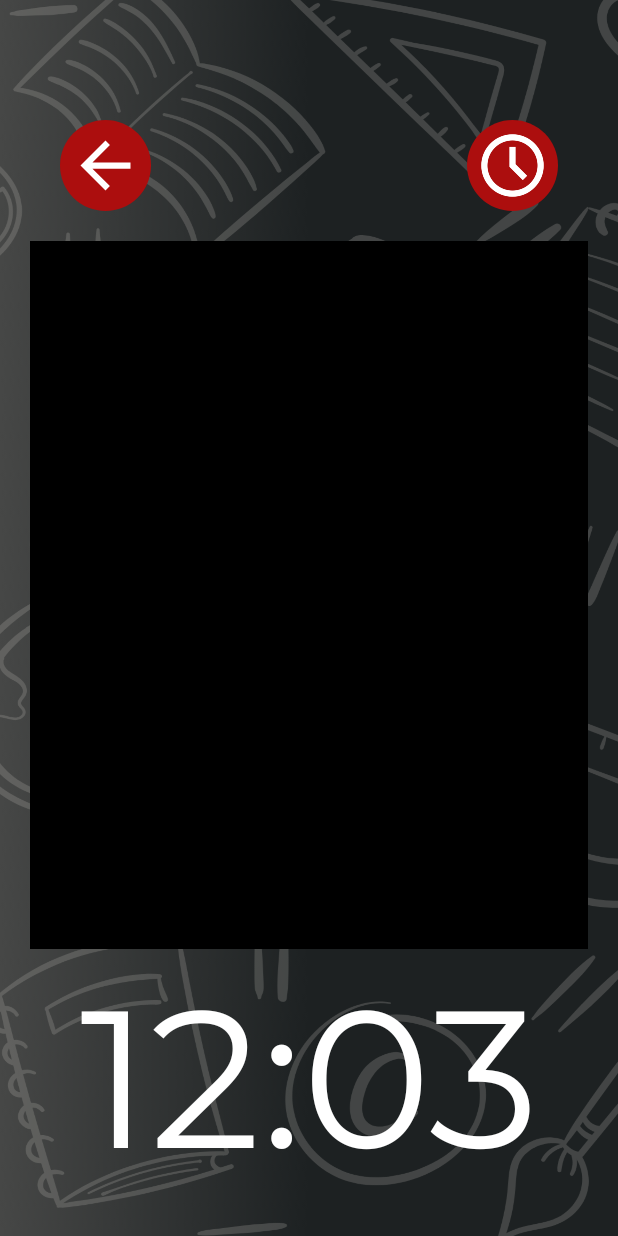
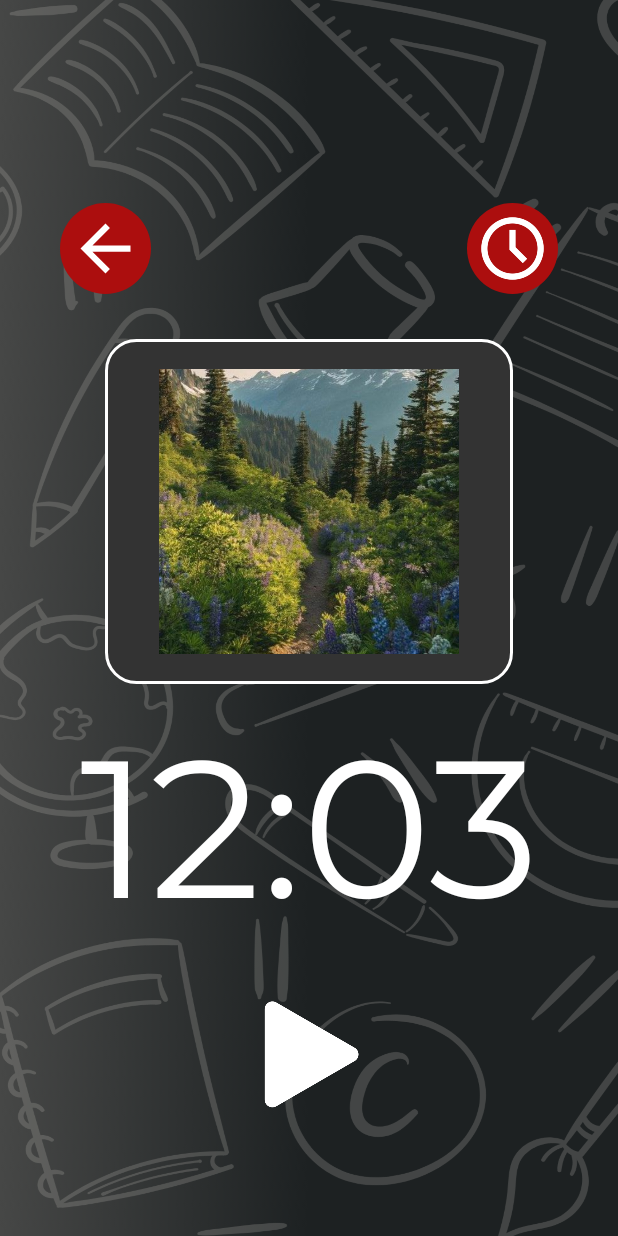
Before and after one commit to john-carl-layosa/pomodoro, an Android app: the MainActivity2 screen opened directly, with no data from a screen before it, on a phone screen of 412 x 824 dp. Run offline under Robolectric (Android 15) with nearby library versions, the phone set to English and light mode, and no system bars.

Commit message:
Carousel + Music, However music is still lofi_beats.mp3 sa lahat ng songs. Songs are not running in the background. Timer is still not fixed.

```diff
--- a/app/src/main/java/com/example/projectapp/MainActivity2.java
+++ b/app/src/main/java/com/example/projectapp/MainActivity2.java
@@ -1,46 +1,160 @@
 package com.example.projectapp;
 
 import android.content.Intent;
+import android.media.MediaPlayer;
 import android.os.Bundle;
 import android.view.View;
-import android.widget.Button;
 import android.widget.ImageButton;
 
 import androidx.activity.EdgeToEdge;
 import androidx.appcompat.app.AppCompatActivity;
-import androidx.core.graphics.Insets;
-import androidx.core.view.ViewCompat;
-import androidx.core.view.WindowInsetsCompat;
+import androidx.viewpager2.widget.ViewPager2;
+
+import java.util.ArrayList;
+import java.util.List;
 
 public class MainActivity2 extends AppCompatActivity {
 
-    ImageButton btn_back, btn_clock;
+    // Declare variables for the buttons and the MediaPlayer instance
+    ImageButton btn_back, btn_clock, btn_playPause;
+    MediaPlayer mediaPlayer;
+    boolean isPlaying = false;  // Track whether music is playing
+    int currentSongIndex = 0;   // Track the currently playing song
 
     @Override
     protected void onCreate(Bundle savedInstanceState) {
         super.onCreate(savedInstanceState);
+
+        // Enable edge-to-edge display for a more immersive experience
         EdgeToEdge.enable(this);
+
+        // Set the content view to the corresponding layout resource
         setContentView(R.layout.activity_main2);
 
+        // Initialize the buttons
         btn_back = findViewById(R.id.btnBack);
+        btn_clock = findViewById(R.id.btnclock);
+        btn_playPause = findViewById(R.id.btnPlay);  // Button for play/pause functionality
 
+        // Initialize ViewPager2 to display the music carousel
+        ViewPager2 musicCarousel = findViewById(R.id.musicCarousel);
 
+        // Create a list of songs with dummy data (image and title)
+        List<Song> songList = new ArrayList<>();
+        songList.add(new Song(R.drawable.nature, "Nature Sounds"));
+        songList.add(new Song(R.drawable.lofiimg, "Lofi Beats"));
+        songList.add(new Song(R.drawable.beach, "Beach vibes"));
+
+        // Set an onClick listener for the back button, which will navigate to MainActivity
         btn_back.setOnClickListener(new View.OnClickListener() {
             @Override
             public void onClick(View v) {
+                // Navigate back to MainActivity
                 Intent i = new Intent(MainActivity2.this, MainActivity.class);
                 startActivity(i);
             }
         });
 
-        btn_clock = findViewById(R.id.btnclock);
-
+        // Set an onClick listener for the clock button (could be for a Pomodoro timer activity)
         btn_clock.setOnClickListener(new View.OnClickListener() {
             @Override
             public void onClick(View v) {
+                // Navigate to MainActivity3
                 Intent i = new Intent(MainActivity2.this, MainActivity3.class);
                 startActivity(i);
             }
         });
+
+        // Create an instance of MusicAdapter and set it to the ViewPager2 to display the songs
+        MusicAdapter adapter = new MusicAdapter(songList);
+        musicCarousel.setAdapter(adapter);
+
+        // Set an onPageChangeCallback to listen for when the user swipes through the songs
+        musicCarousel.registerOnPageChangeCallback(new ViewPager2.OnPageChangeCallback() {
+            @Override
+            public void onPageSelected(int position) {
+                super.onPageSelected(position);
+                // Update the current song index when a new song is selected
+                currentSongIndex = position;
+                if (isPlaying) {
+                    playMusic(currentSongIndex);  // Resume playing the current song
+                }
+            }
+        });
+
+        // Set an onClick listener for the play/pause button
+        btn_playPause.setOnClickListener(new View.OnClickListener() {
+            @Override
+            public void onClick(View v) {
+                if (isPlaying) {
+                    pauseMusic();  // Pause the music if it's currently playing
+                } else {
+                    playMusic(currentSongIndex);  // Play music from the selected song
+                }
+            }
+        });
+    }
+
+    // Method to play the selected music
+    private void playMusic(int songIndex) {
+        if (mediaPlayer != null) {
+            mediaPlayer.stop();  // Stop any currently playing music
+            mediaPlayer.release();  // Release the current MediaPlayer resources
+        }
+
+        // Create a new MediaPlayer instance and set the music file based on the song index
+        switch (songIndex) {
+            case 0:
+                mediaPlayer = MediaPlayer.create(this, R.raw.lofi_beats); // Replace with your raw music file
+                break;
+            case 1:
+                mediaPlayer = MediaPlayer.create(this, R.raw.lofi_beats); // Replace with your raw music file
+                break;
+            case 2:
+                mediaPlayer = MediaPlayer.create(this, R.raw.lofi_beats); // Replace with your raw music file
+                break;
+        }
+
+        mediaPlayer.setLooping(true);  // Loop the music
+        mediaPlayer.start();  // Start playing the music
+
+        // Change the play/pause button icon to "pause" when the music is playing
+        isPlaying = true;
+        btn_playPause.setImageResource(R.drawable.p_pause);  // Update to your pause icon
+    }
+
+    // Method to pause the music
+    private void pauseMusic() {
+        if (mediaPlayer != null && mediaPlayer.isPlaying()) {
+            mediaPlayer.pause();  // Pause the music
+            isPlaying = false;
+            btn_playPause.setImageResource(R.drawable.p_play);  // Update to your play icon
+        }
+    }
+
+    // Handle app lifecycle to stop and release resources when the activity is paused or destroyed
+    @Override
+    protected void onPause() {
+        super.onPause();
+        if (mediaPlayer != null && mediaPlayer.isPlaying()) {
+            mediaPlayer.pause();  // Pause music when the app is minimized
+        }
+    }
+
+    @Override
+    protected void onResume() {
+        super.onResume();
+        if (mediaPlayer != null && !mediaPlayer.isPlaying() && isPlaying) {
+            mediaPlayer.start();  // Resume music when the app comes back to the foreground
+        }
+    }
+
+    @Override
+    protected void onDestroy() {
+        super.onDestroy();
+        if (mediaPlayer != null) {
+            mediaPlayer.stop();  // Stop the music when the activity is destroyed
+            mediaPlayer.release();  // Release resources
+        }
     }
 }
--- /dev/null
+++ b/app/src/main/java/com/example/projectapp/MusicAdapter.java
@@ -0,0 +1,72 @@
+package com.example.projectapp;
+
+import android.view.LayoutInflater;
+import android.view.View;
+import android.view.ViewGroup;
+import android.widget.ImageView;
+import android.widget.TextView;
+
+import androidx.annotation.NonNull;
+import androidx.recyclerview.widget.RecyclerView;
+
+import com.example.projectapp.R;
+import com.example.projectapp.Song;
+
+import java.util.List;
+
+public class MusicAdapter extends RecyclerView.Adapter<MusicAdapter.MusicViewHolder> {
+
+    // List to hold the songs that will be displayed in the RecyclerView (or ViewPager2)
+    private List<Song> songList;
+
+    // Constructor to initialize the adapter with the list of songs
+    public MusicAdapter(List<Song> songList) {
+        this.songList = songList;  // Set the song list passed in the constructor
+    }
+
+    // This method is called when a new ViewHolder is needed. It inflates the item layout and creates a ViewHolder.
+    @NonNull
+    @Override
+    public MusicViewHolder onCreateViewHolder(@NonNull ViewGroup parent, int viewType) {
+        // Inflate the item_music layout, which defines how each song item will be displayed
+        View view = LayoutInflater.from(parent.getContext())
+                .inflate(R.layout.item_music, parent, false);
+
+        // Return a new instance of MusicViewHolder, passing the inflated view
+        return new MusicViewHolder(view);
+    }
+
+    // This method binds data from the song list to the ViewHolder (each song's image and title)
+    @Override
+    public void onBindViewHolder(@NonNull MusicViewHolder holder, int position) {
+        // Get the song at the current position
+        Song song = songList.get(position);
+
+        // Set the song's image using its image resource ID
+        holder.musicImage.setImageResource(song.getImageResId());
+
+        // Set the song's title in the TextView
+        holder.musicTitle.setText(song.getTitle());
+    }
+
+    // This method returns the total number of items (songs) in the list
+    @Override
+    public int getItemCount() {
+        return songList.size();  // Return the size of the song list
+    }
+
+    // ViewHolder class to represent the UI elements for each item (song)
+    static class MusicViewHolder extends RecyclerView.ViewHolder {
+        // Declare ImageView for the song's image and TextView for the song's title
+        ImageView musicImage;
+        TextView musicTitle;
+
+        // Constructor to initialize the UI components of each item
+        public MusicViewHolder(@NonNull View itemView) {
+            super(itemView);
+            // Find the ImageView and TextView by their IDs
+            musicImage = itemView.findViewById(R.id.musicImage);
+            musicTitle = itemView.findViewById(R.id.musicTitle);
+        }
+    }
+}
--- /dev/null
+++ b/app/src/main/java/com/example/projectapp/Song.java
@@ -0,0 +1,23 @@
+package com.example.projectapp;
+
+public class Song {
+    // Declare private fields for storing the image resource ID and title of the song
+    private int imageResId;
+    private String title;
+
+    // Constructor to initialize the Song object with an image resource ID and title
+    public Song(int imageResId, String title) {
+        this.imageResId = imageResId;  // Set the image resource ID
+        this.title = title;            // Set the title of the song
+    }
+
+    // Getter method to retrieve the image resource ID
+    public int getImageResId() {
+        return imageResId;  // Return the image resource ID
+    }
+
+    // Getter method to retrieve the title of the song
+    public String getTitle() {
+        return title;  // Return the title of the song
+    }
+}
--- /dev/null
+++ b/app/src/main/res/drawable/card_background.xml
@@ -0,0 +1,7 @@
+<shape xmlns:android="http://schemas.android.com/apk/res/android"
+    android:shape="rectangle">
+    <solid android:color="#333333" />
+    <corners android:radius="20dp" />
+    <padding android:left="10dp" android:top="10dp" android:right="10dp" android:bottom="10dp"/>
+    <stroke android:width="2dp" android:color="#FFFFFF" />
+</shape>
--- a/app/src/main/res/layout/activity_main2.xml
+++ b/app/src/main/res/layout/activity_main2.xml
@@ -82,18 +82,15 @@
 
     </LinearLayout>
 
-    <HorizontalScrollView
+    <androidx.viewpager2.widget.ViewPager2
+        android:id="@+id/musicCarousel"
         android:layout_width="match_parent"
-        android:layout_height="472dp"
+        android:layout_height="250dp"
         android:layout_marginTop="20dp"
-
-        android:background="@color/black">
-
-        <LinearLayout
-            android:layout_width="wrap_content"
-            android:layout_height="match_parent"
-            android:orientation="vertical" />
-    </HorizontalScrollView>
+        android:clipToPadding="false"
+        android:paddingStart="40dp"
+        android:paddingEnd="40dp"
+        android:background="@android:color/transparent" />
 
     <TextView
         android:id="@+id/clock"
@@ -108,10 +105,10 @@
         android:textSize="130dp" />
 
     <ImageButton
-        android:id="@+id/imageButton"
+        android:id="@+id/btnPlay"
 
-        android:layout_width="250dp"
-        android:layout_height="wrap_content"
+        android:layout_width="139dp"
+        android:layout_height="90dp"
 
         android:background="@android:color/transparent"
         android:scaleType="fitCenter"
--- /dev/null
+++ b/app/src/main/res/layout/item_music.xml
@@ -0,0 +1,26 @@
+<?xml version="1.0" encoding="utf-8"?>
+<LinearLayout xmlns:android="http://schemas.android.com/apk/res/android"
+    android:layout_width="match_parent"
+    android:layout_height="match_parent"
+    android:orientation="vertical"
+    android:gravity="center"
+    android:background="@drawable/card_background"
+    android:layout_margin="10dp"
+    android:padding="20dp">
+
+<ImageView
+android:id="@+id/musicImage"
+android:layout_width="200dp"
+android:layout_height="200dp"
+android:scaleType="centerCrop"
+android:src="@drawable/lofiimg" />
+
+    <TextView
+android:id="@+id/musicTitle"
+android:layout_width="wrap_content"
+android:layout_height="wrap_content"
+android:text="Lofi Beats"
+android:textSize="20sp"
+android:textColor="@android:color/white"
+android:layout_marginTop="10dp" />
+    </LinearLayout>
```
Also changed, not shown: app/src/main/res/layout/activity_main.xml (+12 -12 lines), app/src/main/res/drawable/beach.jpg (added), app/src/main/res/drawable/lofiimg.png (added), app/src/main/res/drawable/nature.jpg (added), 1 other file.
